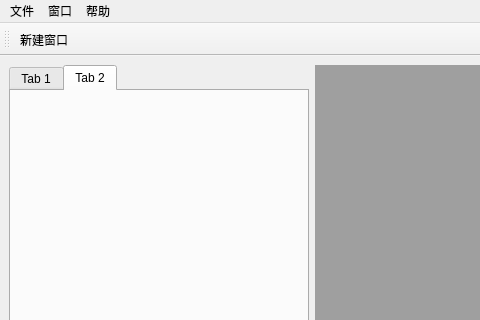
This is gui/mdi.ui in jingsupo/app as Qt 5 draws it before an edit; both pictures show x 0 to 480 and y 0 to 320 of the 800 by 600 pixel window. The edited form follows.
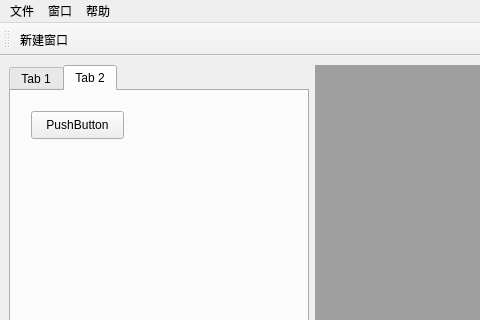
This is the edited form. The open tabs and pages were chosen to show the change.

The edit to the form file:
```diff
--- a/gui/mdi.ui
+++ b/gui/mdi.ui
@@ -82,6 +82,19 @@
        <attribute name="title">
         <string>Tab 2</string>
        </attribute>
+       <widget class="QPushButton" name="pushButton">
+        <property name="geometry">
+         <rect>
+          <x>20</x>
+          <y>20</y>
+          <width>93</width>
+          <height>28</height>
+         </rect>
+        </property>
+        <property name="text">
+         <string>PushButton</string>
+        </property>
+       </widget>
       </widget>
      </widget>
     </item>
```
Left out of the diff: 19 changed lines with no effect on the pictures.
